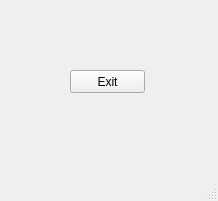
This is GUI/MainWindow.ui in NicoSchrodt/EncryptionService as Qt 5 draws it before an edit. The edited form follows.
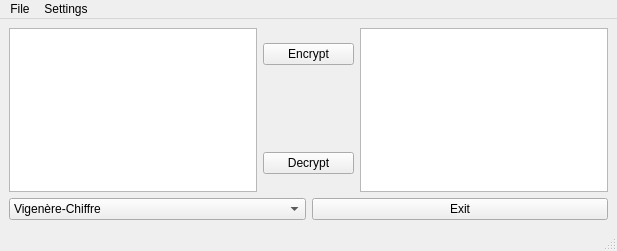
This is the edited form. Icons and pictures are not drawn.

Commit message: Designed basic layout.

Patch:
```diff
--- a/GUI/MainWindow.ui
+++ b/GUI/MainWindow.ui
@@ -6,37 +6,114 @@
    <rect>
     <x>0</x>
     <y>0</y>
-    <width>218</width>
-    <height>201</height>
+    <width>617</width>
+    <height>251</height>
    </rect>
   </property>
   <property name="windowTitle">
    <string>MainWindow</string>
   </property>
   <widget class="QWidget" name="centralwidget">
-   <widget class="QPushButton" name="button_Exit">
-    <property name="geometry">
-     <rect>
-      <x>70</x>
-      <y>70</y>
-      <width>75</width>
-      <height>23</height>
-     </rect>
-    </property>
-    <property name="text">
-     <string>Exit</string>
-    </property>
-   </widget>
+   <layout class="QGridLayout" name="gridLayout">
+    <item row="0" column="1">
+     <layout class="QHBoxLayout" name="horizontalLayout">
+      <item>
+       <widget class="QPlainTextEdit" name="plainTextEdit"/>
+      </item>
+      <item>
+       <layout class="QVBoxLayout" name="verticalLayout">
+        <item>
+         <widget class="QPushButton" name="button_encrypt">
+          <property name="text">
+           <string>Encrypt</string>
+          </property>
+         </widget>
+        </item>
+        <item>
+         <widget class="QLabel" name="label">
+          <property name="minimumSize">
+           <size>
+            <width>91</width>
+            <height>45</height>
+           </size>
+          </property>
+          <property name="maximumSize">
+           <size>
+            <width>91</width>
+            <height>45</height>
+           </size>
+          </property>
+          <property name="text">
+           <string/>
+          </property>
+          <property name="pixmap">
+           <pixmap>../Resources/Arrow.png</pixmap>
+          </property>
+         </widget>
+        </item>
+        <item>
+         <widget class="QPushButton" name="button_decrypt">
+          <property name="text">
+           <string>Decrypt</string>
+          </property>
+         </widget>
+        </item>
+       </layout>
+      </item>
+      <item>
+       <widget class="QPlainTextEdit" name="plainTextEdit_2"/>
+      </item>
+     </layout>
+    </item>
+    <item row="2" column="1">
+     <layout class="QHBoxLayout" name="horizontalLayout_2">
+      <item>
+       <widget class="QComboBox" name="comboBox_chiffre">
+        <item>
+         <property name="text">
+          <string>Vigenère-Chiffre</string>
+         </property>
+        </item>
+        <item>
+         <property name="text">
+          <string>ToBeDetermined</string>
+         </property>
+        </item>
+       </widget>
+      </item>
+      <item>
+       <widget class="QPushButton" name="button_Exit">
+        <property name="text">
+         <string>Exit</string>
+        </property>
+       </widget>
+      </item>
+     </layout>
+    </item>
+   </layout>
   </widget>
   <widget class="QMenuBar" name="menubar">
    <property name="geometry">
     <rect>
      <x>0</x>
      <y>0</y>
-     <width>218</width>
-     <height>22</height>
+     <width>617</width>
+     <height>21</height>
     </rect>
    </property>
+   <widget class="QMenu" name="menuFile">
+    <property name="title">
+     <string>File</string>
+    </property>
+    <addaction name="actionExit"/>
+   </widget>
+   <widget class="QMenu" name="menuSettings">
+    <property name="title">
+     <string>Settings</string>
+    </property>
+   </widget>
+   <addaction name="menuFile"/>
+   <addaction name="menuSettings"/>
   </widget>
   <widget class="QStatusBar" name="statusbar"/>
  </widget>
```
Left out of the diff: 9 changed lines with no effect on the pictures. The commit also changes 3 other files.
